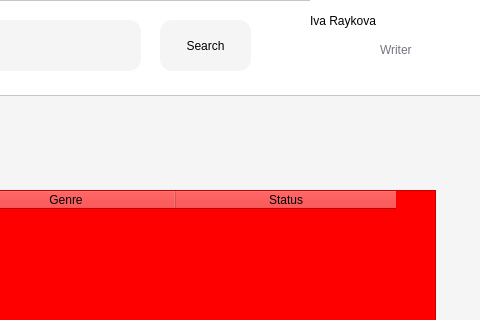
The window that codeyapp/presentationLayer/mybooks.ui (codingburgas/10grade-christmas-luck-codey) describes before a commit, drawn with Qt 5; both pictures show x 820 to 1300 and y 0 to 320 of the 1300 by 800 pixel window.
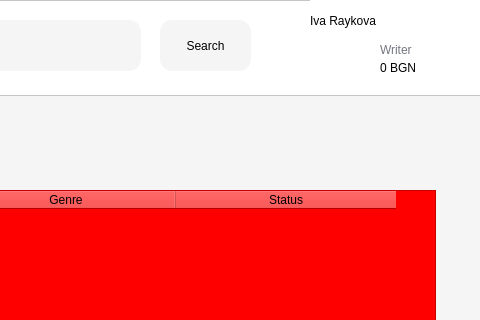
The same window after the commit. Icons and pictures are not drawn.

```diff
--- a/codeyapp/presentationLayer/mybooks.ui
+++ b/codeyapp/presentationLayer/mybooks.ui
@@ -304,6 +304,22 @@
      <string>Search</string>
     </property>
    </widget>
+   <widget class="QLabel" name="label_5">
+    <property name="geometry">
+     <rect>
+      <x>950</x>
+      <y>60</y>
+      <width>41</width>
+      <height>16</height>
+     </rect>
+    </property>
+    <property name="styleSheet">
+     <string notr="true">color: black;</string>
+    </property>
+    <property name="text">
+     <string>0 BGN</string>
+    </property>
+   </widget>
   </widget>
   <widget class="QTableWidget" name="tableWidget">
    <property name="geometry">
```
